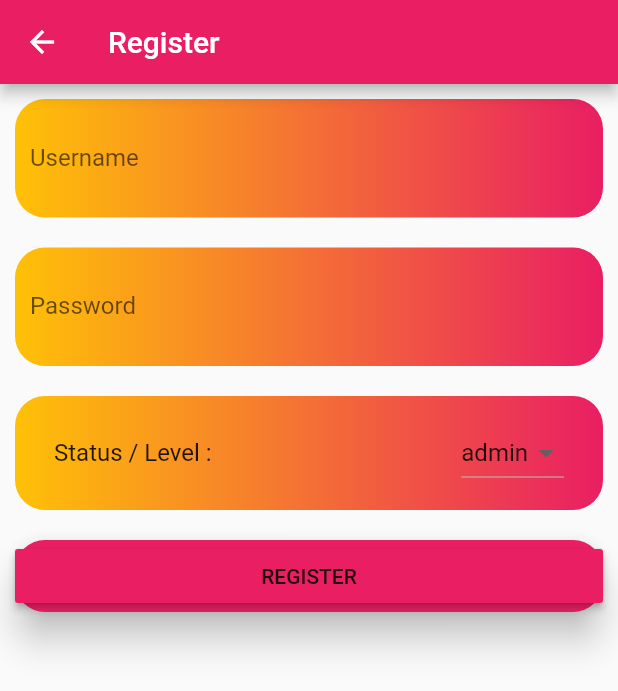
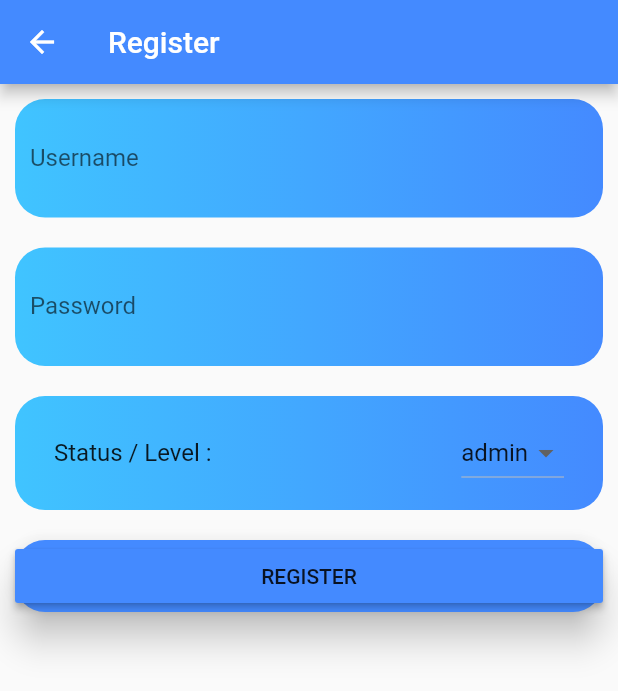
Before and after one commit to itpar/sewaaja-beta-v6, a Flutter app: the RegisterPage screen opened directly, on a phone screen of 412 x 824 dp. Shown: the top 691 px of the screen. Run offline on Flutter 3.47's test engine with Material 2 defaults, Android fonts, the phone set to English and light mode, and no system bars; our stand-ins replace google_fonts.

Commit message:
Perubahan IP koneksi ke DB MySQL Perubahana warna pada register.dart

```diff
--- a/lib/api.dart
+++ b/lib/api.dart
@@ -1,4 +1,4 @@
 class Api {
-  static String url = "http://192.168.43.212/flutter_login/check.php";
-  static String regis = "http://192.168.43.212/flutter_login/register.php";
+  static String url = "http://192.168.112.152/flutter_login/check_db.php";
+  static String regis = "http://192.168.112.152/flutter_login/register_db.php";
 }
--- a/lib/homepackage/home.dart
+++ b/lib/homepackage/home.dart
@@ -7,8 +7,6 @@ import 'package:flutter_loginn/homepackage/car_widget.dart';
 import 'package:flutter_loginn/homepackage/dealer_widget.dart';
 import 'package:flutter_loginn/homepackage/available_cars.dart';
 import 'package:flutter_loginn/homepackage/book_car.dart';
-
-
 
 
 class HomePage extends StatelessWidget {
--- a/lib/register.dart
+++ b/lib/register.dart
@@ -81,7 +81,7 @@ class _RegisterPageState extends State<RegisterPage> {
     return Scaffold(
       appBar: AppBar(
         title: Text("Register"),
-        backgroundColor: Colors.pink,
+        backgroundColor: Colors.blueAccent,
       ),
       body: Container(
         padding: EdgeInsets.all(10.0),
@@ -93,7 +93,7 @@ class _RegisterPageState extends State<RegisterPage> {
                 padding: EdgeInsets.all(10.0),
                 decoration: BoxDecoration(
                     gradient:
-                    LinearGradient(colors: [Colors.amber, Colors.pink]),
+                    LinearGradient(colors: [Colors.lightBlueAccent, Colors.blueAccent]),
                     borderRadius: BorderRadius.circular(20.0)),
                 child: TextField(
                   controller: _username,
@@ -111,7 +111,7 @@ class _RegisterPageState extends State<RegisterPage> {
                 padding: EdgeInsets.all(10.0),
                 decoration: BoxDecoration(
                     gradient:
-                    LinearGradient(colors: [Colors.amber, Colors.pink]),
+                    LinearGradient(colors: [Colors.lightBlueAccent, Colors.blueAccent]),
                     borderRadius: BorderRadius.circular(20.0)),
                 child: TextField(
                   controller: _password,
@@ -130,7 +130,7 @@ class _RegisterPageState extends State<RegisterPage> {
                   padding: EdgeInsets.all(10.0),
                   decoration: BoxDecoration(
                       gradient:
-                      LinearGradient(colors: [Colors.amber, Colors.pink]),
+                      LinearGradient(colors: [Colors.lightBlueAccent, Colors.blueAccent]),
                       borderRadius: BorderRadius.circular(20.0)),
                   child: ListTile(
                       title: Text("Status / Level : "),
@@ -149,12 +149,12 @@ class _RegisterPageState extends State<RegisterPage> {
               Material(
                 borderRadius: BorderRadius.circular(20.0),
                 elevation: 10.0,
-                color: Colors.pink,
+                color: Colors.blueAccent,
                 child: MaterialButton(
                   onPressed: () {
                     insertApi();
                   },
-                  color: Colors.pink,
+                  color: Colors.blueAccent,
                   child: Text("REGISTER"),
                 ),
               ),
@@ -162,7 +162,7 @@ class _RegisterPageState extends State<RegisterPage> {
                 height: 15.0,
               ),
               Center(
-                child: Text(msg, style: TextStyle(color: Colors.red)),
+                child: Text(msg, style: TextStyle(color: Colors.blueAccent)),
               )
             ],
           ),
```
